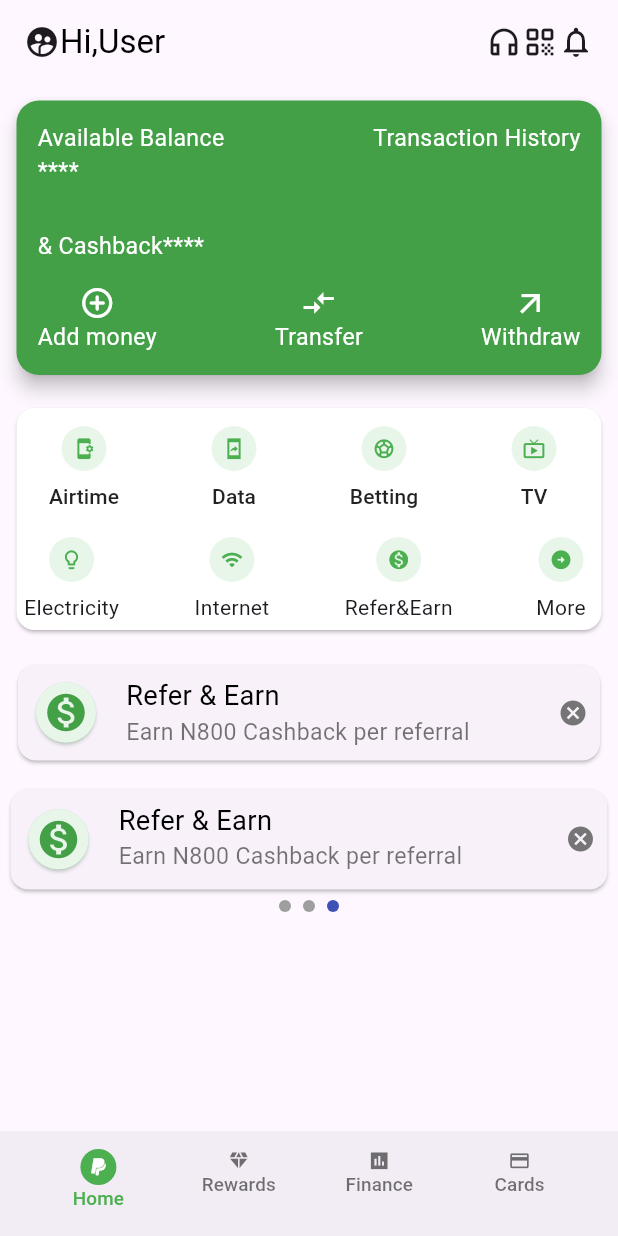
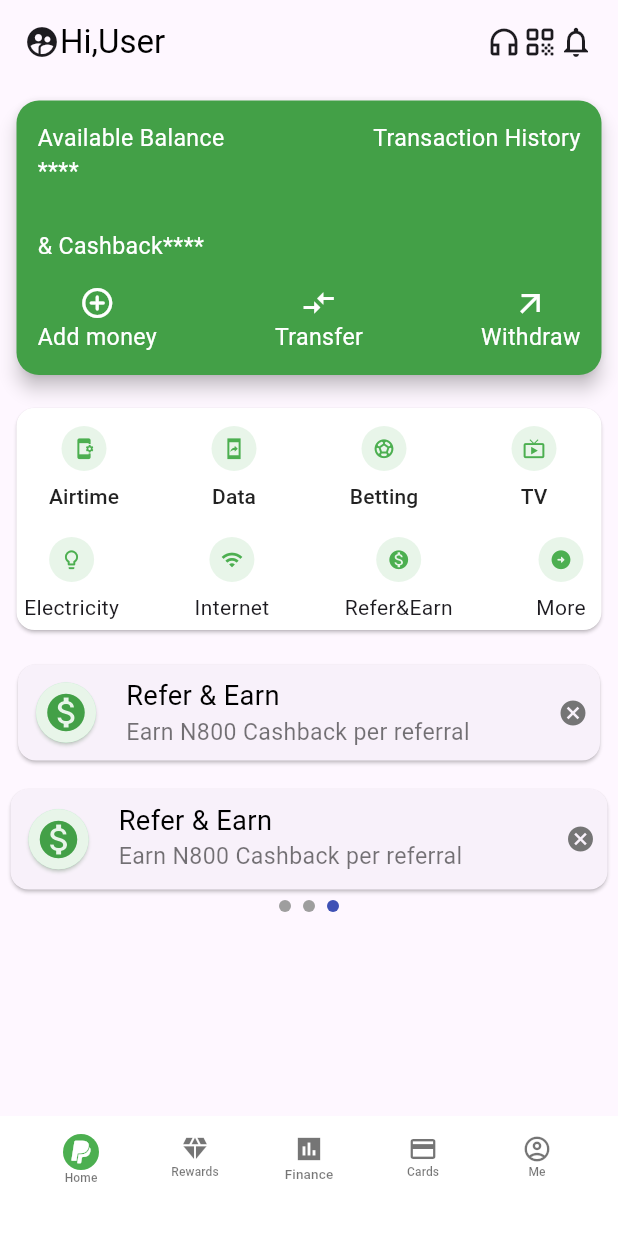
Before and after one commit to EverlastingBigFlo/mobile_app_ui, a Flutter app: the screen it shows after launch, on a phone screen of 412 x 824 dp. Run offline on Flutter 3.47's test engine with Material 2 defaults, Android fonts, the light colour scheme and no system bars; drawn by our look-alikes of smooth_page_indicator.

Commit message:
changed my material buttons inside my bottomAppBar widget

```diff
--- a/lib/main.dart
+++ b/lib/main.dart
@@ -390,14 +390,13 @@ class _MyOpayState extends State<MyOpay> {
           ),
         ),
       ),
-
-      // nav bar starts here
       bottomNavigationBar: BottomAppBar(
-        height: 70,
+        color: Colors.white,
         child: Row(
-          mainAxisAlignment: MainAxisAlignment.spaceEvenly,
+          mainAxisAlignment: MainAxisAlignment.spaceBetween,
           children: [
-            MaterialButton(
+            Expanded(
+              child: MaterialButton(
                 onPressed: () => {},
                 child: Column(
                   children: [
@@ -407,90 +406,95 @@ class _MyOpayState extends State<MyOpay> {
                       child: Icon(
                         Icons.paypal,
                         color: Colors.white,
-                      size: 15,
+                        size: 20,
                       ),
                     ),
-                  MyTexts(
-                    color: Colors.green.shade500,
-                    text: 'Home',
-                    fontSize: .9,
-                    fontWeight: FontWeight.normal,
+                    Text(
+                      'Home',
+                      style: TextStyle(fontSize: 8, color: Colors.black54),
                     )
                   ],
                 ),
               ),
-            MaterialButton(
+            ),
+            Expanded(
+              child: MaterialButton(
                 onPressed: () => {Navigator.pushNamed(context, 'reward')},
                 child: Column(
                   children: [
                     Icon(
                       Icons.diamond_sharp,
                       color: Colors.black54,
-                    size: 15,
+                      size: 20,
                     ),
-                  MyTexts(
-                    color: Colors.black54,
-                    text: 'Rewards',
-                    fontSize: .9,
-                    fontWeight: FontWeight.normal,
+                    Text(
+                      'Rewards',
+                      style: TextStyle(fontSize: 8, color: Colors.black54),
                     )
                   ],
                 ),
               ),
-            MaterialButton(
+            ),
+            Expanded(
+              child: MaterialButton(
                 onPressed: () => {},
                 child: Column(
                   children: [
                     Icon(
                       Icons.insert_chart_sharp,
                       color: Colors.black54,
-                    size: 15,
+                      size: 20,
                     ),
-                  MyTexts(
-                    color: Colors.black54,
-                    text: 'Finance',
-                    fontSize: .9,
-                    fontWeight: FontWeight.normal,
+                    Text(
+                      'Finance',
+                      style: TextStyle(fontSize: 9, color: Colors.black54),
                     )
                   ],
                 ),
               ),
-            MaterialButton(
+            ),
+            Expanded(
+              child: MaterialButton(
                 onPressed: () => {},
                 child: Column(
                   children: [
                     Icon(
                       Icons.credit_card,
                       color: Colors.black54,
-                    size: 15,
+                      size: 20,
                     ),
-                  MyTexts(
-                    color: Colors.black54,
-                    text: 'Cards',
-                    fontSize: .9,
-                    fontWeight: FontWeight.normal,
+                    Text(
+                      'Cards',
+                      style: TextStyle(fontSize: 8, color: Colors.black54),
                     )
                   ],
                 ),
               ),
-            // MaterialButton(
-            //   onPressed: () => {},
-            //   child: Column(
-            //     children: [
-            //       Icon(
-            //         Icons.account_circle_outlined,
-            //         color: Colors.black54,
-            //         size: 15,
-            //       ),
-            //       MyTexts(
-            //         color: Colors.black54,
-            //         text: 'Me',
-            //         fontSize: .9,
-            //         fontWeight: FontWeight.bold,
-            //       )
-            //     ],
-            //   ),
+            ),
+            Expanded(
+              child: MaterialButton(
+                onPressed: () => {},
+                child: Column(
+                  children: [
+                    Icon(
+                      Icons.account_circle_outlined,
+                      color: Colors.black54,
+                      size: 20,
+                    ),
+                    Text(
+                      'Me',
+                      style: TextStyle(fontSize: 8, color: Colors.black54),
+                    )
+                    // MyTexts(
+                    //   color: Colors.black54,
+                    //   text: 'Me',
+                    //   fontSize: .6,
+                    //   fontWeight: FontWeight.bold,
                     // ),
+                  ],
+                ),
+              ),
+            ),
           ],
         ),
       ),
--- a/lib/pages/airtime.dart
+++ b/lib/pages/airtime.dart
@@ -1,4 +1,4 @@
-// ignore_for_file: prefer_const_constructors, prefer_const_literals_to_create_immutables, sized_box_for_whitespace
+// ignore_for_file: prefer_const_constructors, prefer_const_literals_to_create_immutables, sized_box_for_whitespace, camel_case_types
 
 import 'package:flutter/material.dart';
 import 'package:my_opay/components/my_texts.dart';
```
Lines whose indentation alone changed are shown as unchanged.
